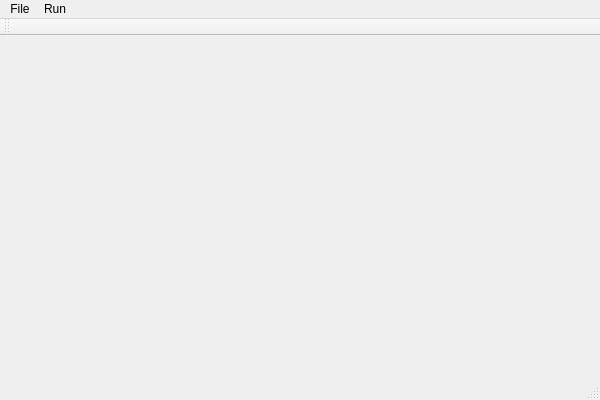
The window that MultilinearFaceRecon/multilinearfacerecon.ui (phg1024/MultilinearFaceRecon) describes before a commit, drawn with Qt 5.
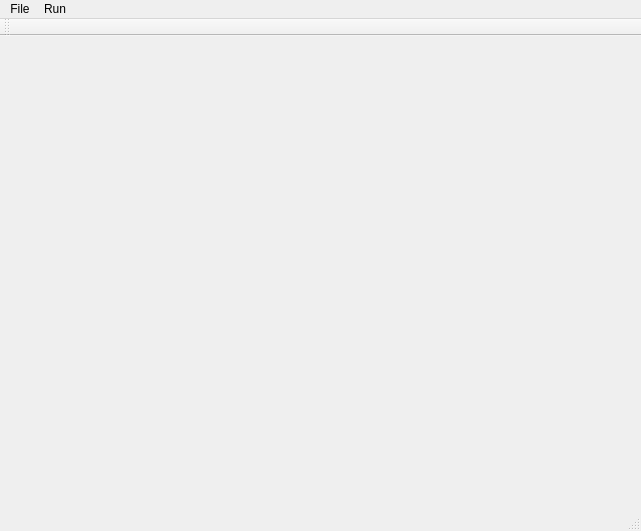
The same window after the commit.

Diff of the .ui file:
```diff
--- a/MultilinearFaceRecon/multilinearfacerecon.ui
+++ b/MultilinearFaceRecon/multilinearfacerecon.ui
@@ -6,20 +6,33 @@
    <rect>
     <x>0</x>
     <y>0</y>
-    <width>600</width>
-    <height>400</height>
+    <width>641</width>
+    <height>531</height>
    </rect>
   </property>
+  <property name="sizePolicy">
+   <sizepolicy hsizetype="MinimumExpanding" vsizetype="MinimumExpanding">
+    <horstretch>0</horstretch>
+    <verstretch>0</verstretch>
+   </sizepolicy>
+  </property>
   <property name="windowTitle">
    <string>MultilinearFaceRecon</string>
   </property>
-  <widget class="QWidget" name="centralWidget"/>
+  <widget class="QWidget" name="centralWidget">
+   <property name="sizePolicy">
+    <sizepolicy hsizetype="MinimumExpanding" vsizetype="MinimumExpanding">
+     <horstretch>0</horstretch>
+     <verstretch>0</verstretch>
+    </sizepolicy>
+   </property>
+  </widget>
   <widget class="QMenuBar" name="menuBar">
    <property name="geometry">
     <rect>
      <x>0</x>
      <y>0</y>
-     <width>600</width>
+     <width>641</width>
      <height>21</height>
     </rect>
    </property>
```
Left out of the diff: 6 changed lines with no effect on the pictures.
